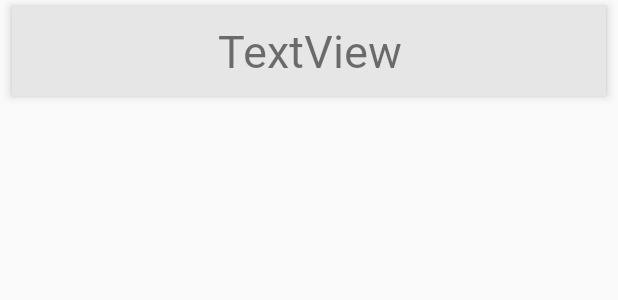
After one commit to kenst723/Scratch_newer_Spring_2021, an Android app: the layout simple_item_roulette.xml on its own in the app's theme, with its tools: preview values and no code run, on a phone screen of 412 x 824 dp. The commit adds this screen. Shown: the top 300 px of the screen. Run offline under Robolectric (Android 15) with nearby library versions, the phone set to English and light mode, and no system bars; Roboto replaces fonts that are not available here.

Commit message:
applied roulette data structure and new design

```diff
--- a/app/build.gradle
+++ b/app/build.gradle
@@ -35,6 +35,7 @@ android {
 
 dependencies {
     implementation fileTree(dir: "libs", include: ["*.jar"])
+    implementation 'com.github.madrapps:pikolo:1.1.6'
     implementation 'com.github.JhDroid:android-roulette-wheel-view:1.0.0'
     implementation "org.jetbrains.kotlin:kotlin-stdlib:$kotlin_version"
     implementation 'com.google.android.material:material:1.4.0'
--- a/app/src/main/java/app/sato/ken/scratch_newer_spring_2021/activities/RouletteActivity.kt
+++ b/app/src/main/java/app/sato/ken/scratch_newer_spring_2021/activities/RouletteActivity.kt
@@ -27,7 +27,8 @@ class RouletteActivity : AppCompatActivity() {
                     /**
                      * 1..255としないのは、1..255としてしまうと
                      * 16進数変換時に1桁の数となり、有効な色として認識されないため
-                     * 1桁の16進数は色に変換されない -> IllegalArgumentException
+                     * 1桁の16進数は色に変換されない ->
+                     * IllegalArgumentException
                      */
                     val r = (16..255).random()
                     val g = (16..255).random()
@@ -81,8 +82,7 @@ class RouletteActivity : AppCompatActivity() {
             }
         }
 
-        // random degrees (options)
-        val toDegrees = (2000..10000).random().toFloat()
+        val toDegrees = (2000..100000).random().toFloat()
         roulette.rotateRoulette(toDegrees, 4000, rouletteListener)
     }
 }
--- /dev/null
+++ b/app/src/main/res/layout/simple_item_roulette.xml
@@ -0,0 +1,23 @@
+<LinearLayout xmlns:android="http://schemas.android.com/apk/res/android"
+    android:id="@+id/LinearLayout"
+    android:layout_width="match_parent"
+    android:layout_height="60dp"
+    android:layout_marginLeft="8dp"
+    android:layout_marginTop="4dp"
+    android:layout_marginRight="8dp"
+    android:layout_marginBottom="4dp"
+    android:background="@drawable/simple_item_background"
+    android:elevation="4dp"
+    android:orientation="horizontal">
+
+    <TextView
+        android:id="@+id/simpleText"
+        android:layout_width="0dp"
+        android:layout_height="match_parent"
+        android:layout_weight="4"
+        android:fontFamily="@font/kodomo_font"
+        android:gravity="center"
+        android:text="TextView"
+        android:textSize="30sp" />
+
+</LinearLayout>
```
Also changed, not shown: app/src/main/java/app/sato/ken/scratch_newer_spring_2021/adapter/RouletteViewAdapter.kt (+10 -3 lines), app/src/main/java/app/sato/ken/scratch_newer_spring_2021/customView/Roulette.kt (+7 -16 lines), app/src/main/java/app/sato/ken/scratch_newer_spring_2021/fragment/RouletteFragment.kt (+11 -18 lines), app/src/main/res/drawable-v24/bottomsheet_bg.xml (added, +13 -0 lines), app/src/main/res/layout/priority.xml (added, +73 -0 lines), app/src/main/res/values/str1.xml (added, +13 -0 lines).
